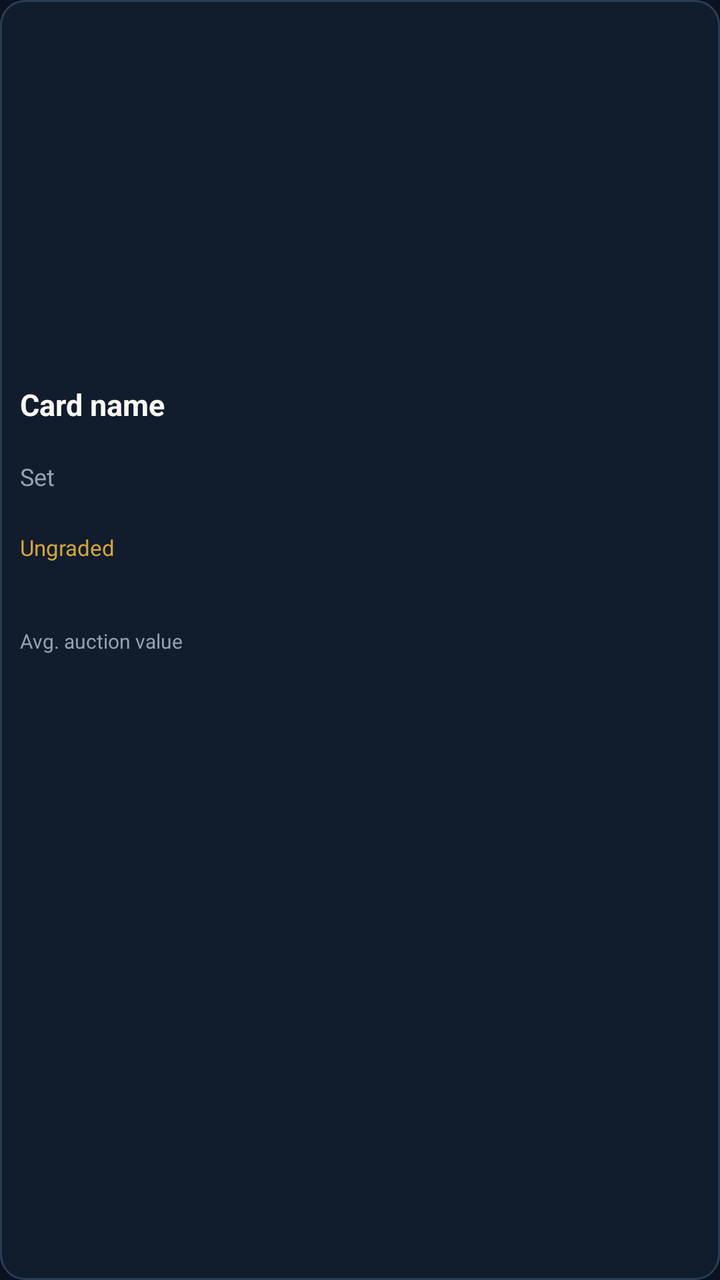
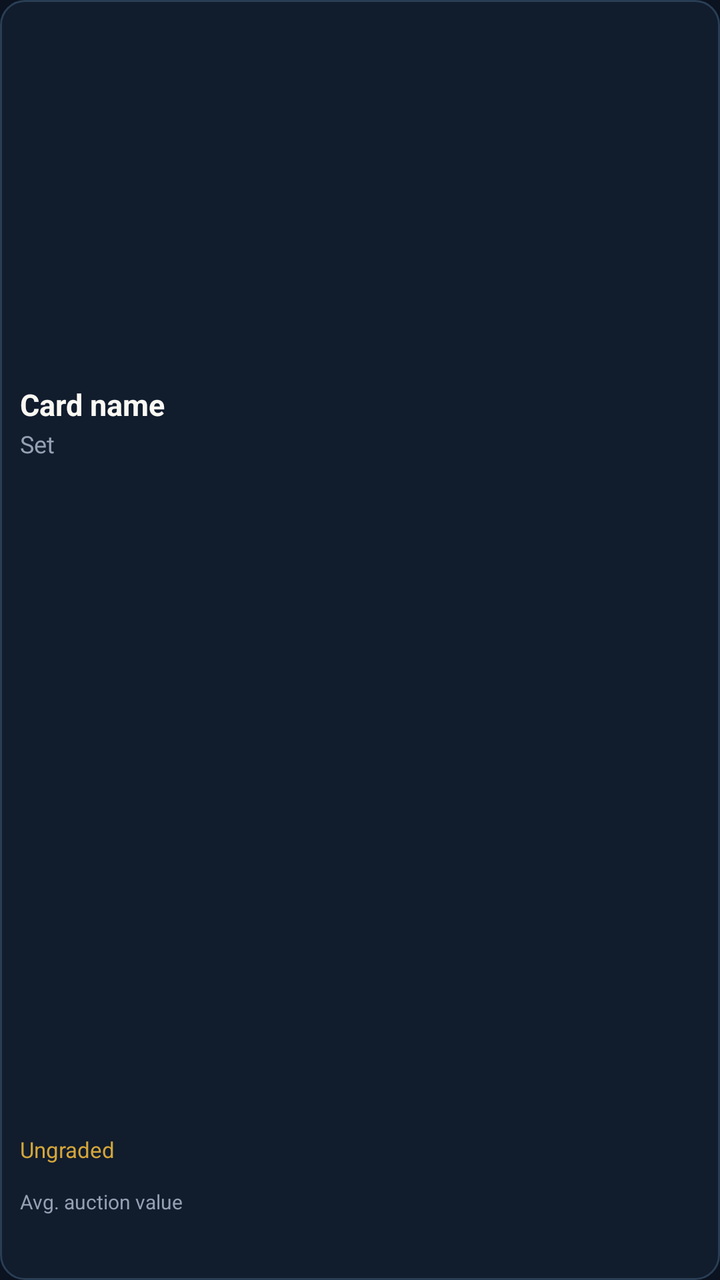

Two renders of the same Android screen: before a commit and after it. Below are the layout's source before the change and the commit's diff.
<!-- AndroidManifest.xml: application theme Theme.Deckbid -->
<!-- res/layout/item_binder_card.xml -->
<?xml version="1.0" encoding="utf-8"?>
<LinearLayout xmlns:android="http://schemas.android.com/apk/res/android"
    android:layout_width="match_parent"
    android:layout_height="wrap_content"
    android:orientation="vertical"
    android:padding="10dp"
    android:background="@drawable/binder_panel"
    android:foreground="?android:attr/selectableItemBackground"
    android:clickable="true"
    android:focusable="true">
    <ImageView
        android:id="@+id/card_image"
        android:layout_width="match_parent"
        android:layout_height="172dp"
        android:scaleType="fitCenter"/>
    <TextView
        android:id="@+id/card_name"
        android:layout_width="match_parent"
        android:layout_height="wrap_content"
        android:text="Card name"
        android:textSize="15sp"
        android:textColor="#FAF8F2"
        android:layout_marginTop="10dp"
        android:textStyle="bold"
        android:minLines="2"
        android:maxLines="2"
        android:ellipsize="end"/>
    <TextView
        android:id="@+id/card_set"
        android:layout_width="match_parent"
        android:layout_height="wrap_content"
        android:text="Set"
        android:textSize="12sp"
        android:textColor="#95A1B3"
        android:minLines="2"
        android:maxLines="2"
        android:ellipsize="end"/>
    <TextView
        android:id="@+id/card_condition"
        android:layout_width="wrap_content"
        android:layout_height="wrap_content"
        android:text="Ungraded"
        android:textSize="11sp"
        android:textColor="#D4A63A"
        android:layout_marginTop="6dp"/>
    <TextView android:id="@+id/binder_auction_status" android:layout_width="match_parent" android:layout_height="wrap_content" android:layout_marginTop="8dp" android:textColor="#D4A63A" android:textSize="11sp"/>
    <TextView
        android:layout_width="match_parent"
        android:layout_height="wrap_content"
        android:text="Avg. auction value"
        android:textSize="10sp"
        android:textColor="#95A1B3"
        android:layout_marginTop="10dp"/>
    <LinearLayout
        android:layout_width="match_parent"
        android:layout_height="wrap_content"
        android:orientation="horizontal"
        android:gravity="center_vertical">
        <TextView
            android:id="@+id/card_value"
            android:layout_width="0dp"
            android:layout_height="wrap_content"
            android:layout_weight="1"
            android:textSize="15sp"
            android:textStyle="bold"
            android:textColor="#FAF8F2"/>
        <TextView
            android:id="@+id/card_change"
            android:layout_width="wrap_content"
            android:layout_height="wrap_content"
            android:layout_marginStart="4dp"
            android:textSize="10sp"
            android:textColor="#4CD6A0"/>
    </LinearLayout>
</LinearLayout>
<!-- resources referenced by this layout -->
<resources>
  <!-- drawable binder_panel (drawable) -->
  <?xml version="1.0" encoding="utf-8"?>
  <shape xmlns:android="http://schemas.android.com/apk/res/android">
      <solid
          android:color="#111C2D"/>
      <corners
          android:radius="12dp"/>
      <stroke
          android:width="1dp"
          android:color="#293E54"/>
  </shape>
  <style name="Theme.Deckbid" parent="android:style/Theme.Material.NoActionBar">
          <item name="android:fontFamily">sans-serif</item>
          <item name="android:colorAccent">#D4A63A</item>
          <item name="android:windowBackground">#0B1220</item>
          <item name="android:statusBarColor">#0B1220</item>
          <item name="android:navigationBarColor">#0B1220</item>
          <item name="android:windowLightStatusBar">false</item>
          <item name="android:colorBackground">#0B1220</item>
          <item name="android:windowAnimationStyle">@null</item>
      </style>
</resources>

<!-- the commit's change to res/layout/item_binder_card.xml (unified diff, before → after) -->
@@ -3,16 +3,39 @@
     android:layout_width="match_parent"
     android:layout_height="wrap_content"
     android:orientation="vertical"
-    android:padding="10dp"
+    android:paddingStart="10dp"
+    android:paddingEnd="10dp"
+    android:paddingTop="12dp"
+    android:paddingBottom="12dp"
     android:background="@drawable/binder_panel"
     android:foreground="?android:attr/selectableItemBackground"
     android:clickable="true"
     android:focusable="true">
-    <ImageView
-        android:id="@+id/card_image"
+    <FrameLayout
         android:layout_width="match_parent"
-        android:layout_height="172dp"
-        android:scaleType="fitCenter"/>
+        android:layout_height="172dp">
+        <ImageView
+            android:id="@+id/card_image"
+            android:layout_width="match_parent"
+            android:layout_height="match_parent"
+            android:scaleType="fitCenter"/>
+        <TextView
+            android:id="@+id/binder_auction_status"
+            android:layout_width="match_parent"
+            android:layout_height="wrap_content"
+            android:layout_gravity="bottom"
+            android:layout_marginBottom="14dp"
+            android:gravity="center"
+            android:background="#ED192435"
+            android:paddingTop="3dp"
+            android:paddingBottom="3dp"
+            android:fontFamily="sans-serif-medium"
+            android:letterSpacing="0.08"
+            android:textAllCaps="true"
+            android:textColor="#F3CF6F"
+            android:textSize="11sp"
+            android:visibility="gone"/>
+    </FrameLayout>
     <TextView
         android:id="@+id/card_name"
         android:layout_width="match_parent"
@@ -21,20 +44,25 @@
         android:textSize="15sp"
         android:textColor="#FAF8F2"
         android:layout_marginTop="10dp"
+        android:includeFontPadding="false"
         android:textStyle="bold"
-        android:minLines="2"
         android:maxLines="2"
         android:ellipsize="end"/>
     <TextView
         android:id="@+id/card_set"
         android:layout_width="match_parent"
         android:layout_height="wrap_content"
+        android:layout_marginTop="4dp"
+        android:includeFontPadding="false"
         android:text="Set"
         android:textSize="12sp"
         android:textColor="#95A1B3"
-        android:minLines="2"
         android:maxLines="2"
         android:ellipsize="end"/>
+    <Space
+        android:layout_width="1dp"
+        android:layout_height="0dp"
+        android:layout_weight="1"/>
     <TextView
         android:id="@+id/card_condition"
         android:layout_width="wrap_content"
@@ -42,15 +70,14 @@
         android:text="Ungraded"
         android:textSize="11sp"
         android:textColor="#D4A63A"
-        android:layout_marginTop="6dp"/>
-    <TextView android:id="@+id/binder_auction_status" android:layout_width="match_parent" android:layout_height="wrap_content" android:layout_marginTop="8dp" android:textColor="#D4A63A" android:textSize="11sp"/>
+        android:layout_marginTop="9dp"/>
     <TextView
         android:layout_width="match_parent"
         android:layout_height="wrap_content"
         android:text="Avg. auction value"
         android:textSize="10sp"
         android:textColor="#95A1B3"
-        android:layout_marginTop="10dp"/>
+        android:layout_marginTop="12dp"/>
     <LinearLayout
         android:layout_width="match_parent"
         android:layout_height="wrap_content"
@@ -58,6 +85,8 @@
         android:gravity="center_vertical">
         <TextView
             android:id="@+id/card_value"
+            android:singleLine="true"
+            android:ellipsize="end"
             android:layout_width="0dp"
             android:layout_height="wrap_content"
             android:layout_weight="1"
